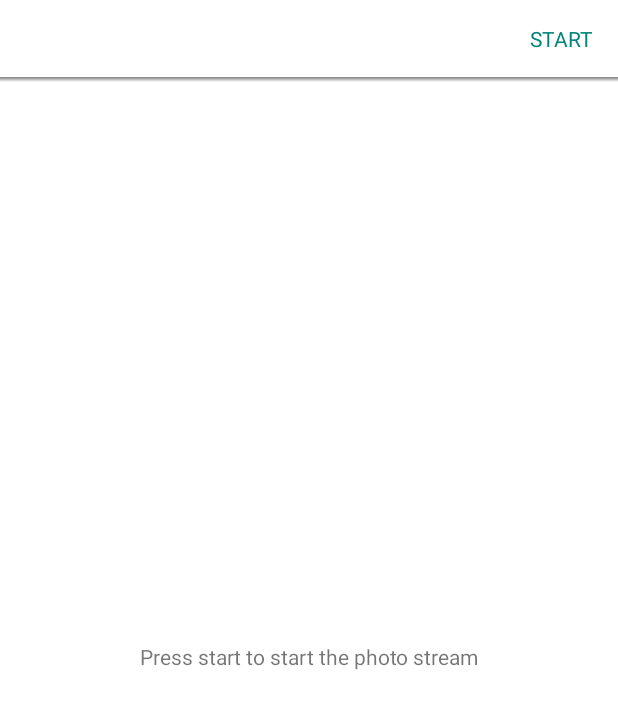
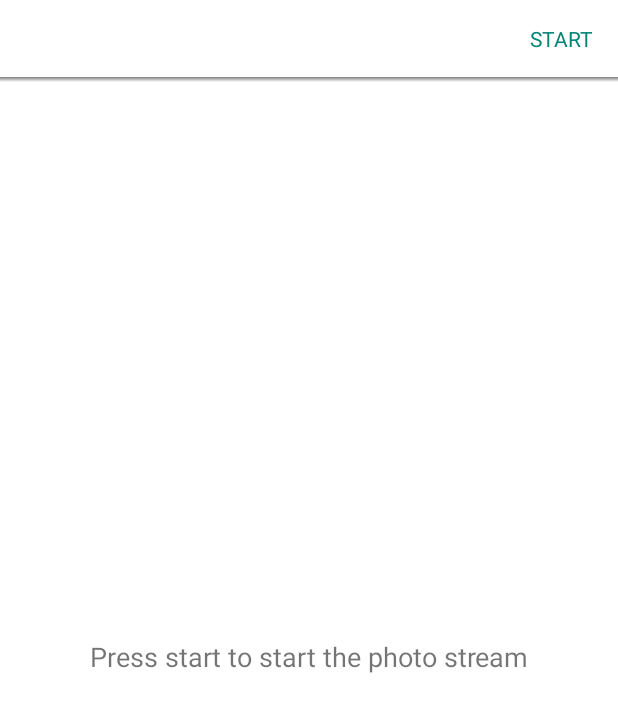
Before and after one commit to martinbonnin/PhotoStream, an Android app: the screen it shows after launch (MainActivity), on a phone screen of 412 x 824 dp. Shown: the top 712 px of the screen. Run offline under Robolectric (Android 15) with nearby library versions, the phone set to English and light mode, and no system bars; our stand-ins replace Picasso; libraries missing offline, so code that uses them is left out: com.squareup.sqldelight; pictures from the network do not load.

```diff
--- a/app/src/main/java/net/mbonnin/photostream/MainAdapter.kt
+++ b/app/src/main/java/net/mbonnin/photostream/MainAdapter.kt
@@ -1,6 +1,5 @@
 package net.mbonnin.photostream
 
-import android.graphics.Color
 import android.util.TypedValue
 import android.view.Gravity
 import android.view.LayoutInflater
@@ -24,14 +23,8 @@ class MainAdapter : RecyclerView.Adapter<RecyclerView.ViewHolder>() {
 
     override fun onCreateViewHolder(parent: ViewGroup, viewType: Int): RecyclerView.ViewHolder {
         val view = when (viewType) {
-            TYPE_TEXT -> {
-                val textView = TextView(parent.context)
-                textView.layoutParams = RecyclerView.LayoutParams(MATCH_PARENT, MATCH_PARENT)
-                textView.gravity = Gravity.CENTER
-                textView.setPadding(TypedValue.applyDimension(TypedValue.COMPLEX_UNIT_DIP, 50f, textView.resources.displayMetrics).toInt())
-                textView
-            }
-            else -> LayoutInflater.from(parent.context).inflate(R.layout.image, parent, false)
+            TYPE_TEXT -> LayoutInflater.from(parent.context).inflate(R.layout.text_item, parent, false)
+            else -> LayoutInflater.from(parent.context).inflate(R.layout.image_item, parent, false)
         }
 
         return object:RecyclerView.ViewHolder(view) {}
--- /dev/null
+++ b/app/src/main/res/layout/text_item.xml
@@ -0,0 +1,10 @@
+<?xml version="1.0" encoding="utf-8"?>
+<TextView xmlns:android="http://schemas.android.com/apk/res/android"
+          android:orientation="vertical"
+          android:gravity="center"
+          android:padding="50dp"
+          android:textSize="18sp"
+          android:layout_width="match_parent"
+          android:layout_height="match_parent">
+
+</TextView>
--- a/app/src/main/res/values/strings.xml
+++ b/app/src/main/res/values/strings.xml
@@ -5,7 +5,7 @@
     <string name="start">start</string>
     <string name="stop">stop</string>
     <string name="press_start">Press start to start the photo stream</string>
-    <string name="starting">Photos will start appearing here as you walk.... The GPS is warming up... Or maybe no photo has ever been taken here. It\'s
+    <string name="starting">Photos will start appearing here as you walk.... The GPS is warming up 🛰️... Or maybe no photo has ever been taken here.\nIt\'s
         time to exercise 🚶!
     </string>
 </resources>
```
Also changed, not shown: app/src/main/res/layout/image_item.xml (renamed from app/src/main/res/layout/image.xml).
